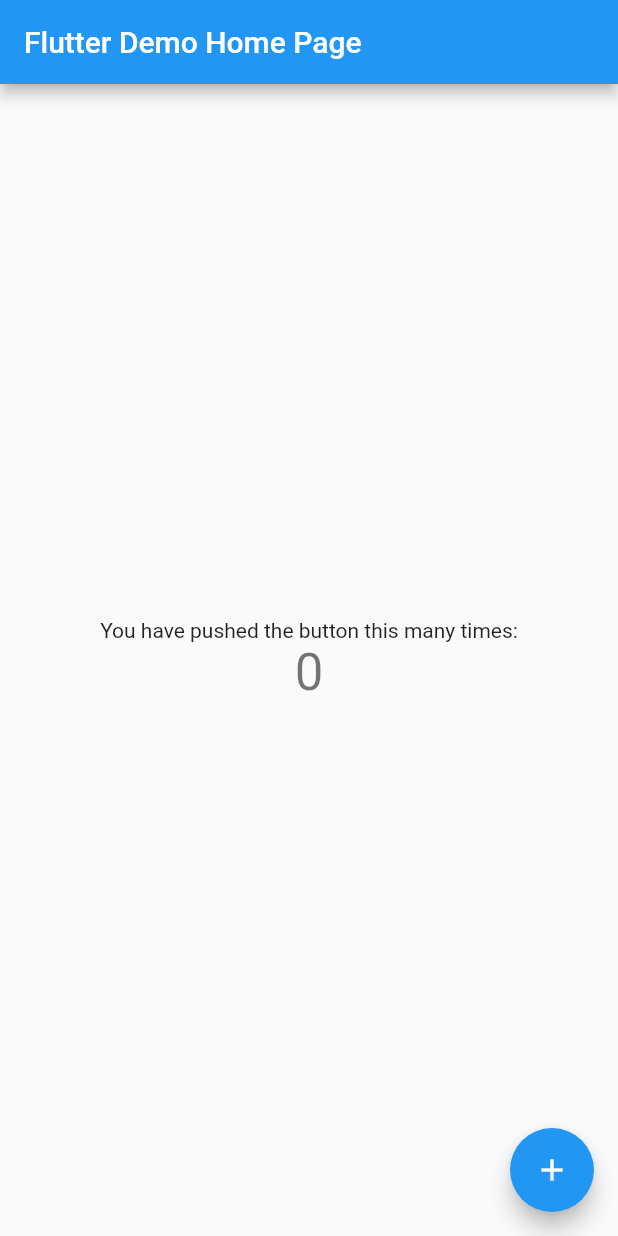
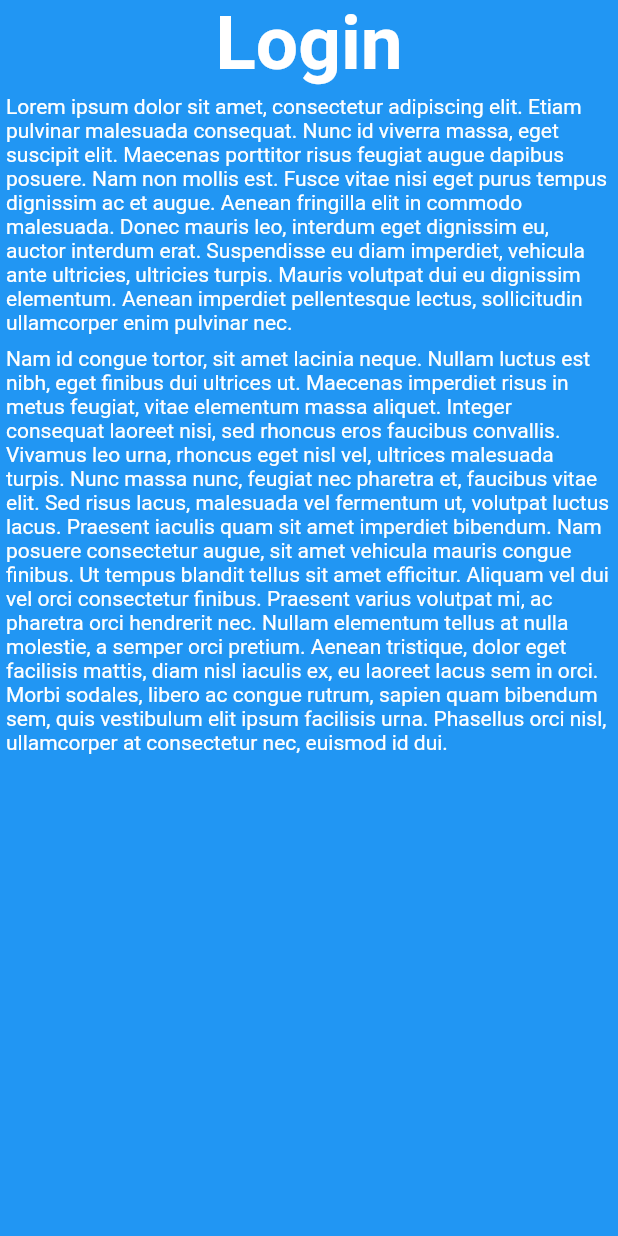
Before and after one commit to bra-alex/Flutter, a Flutter app: the screen it shows after launch, on a phone screen of 412 x 824 dp. Run offline on Flutter 3.47's test engine with Material 2 defaults, Android fonts, the phone set to English and light mode, and no system bars.

Commit message:
Complete assignment

```diff
--- a/assignment/lib/main.dart
+++ b/assignment/lib/main.dart
@@ -1,115 +1,51 @@
 import 'package:flutter/material.dart';
 
 void main() {
-  runApp(const MyApp());
+  runApp(const MaterialApp(
+    home: Assignment(),
+  ));
 }
 
-class MyApp extends StatelessWidget {
-  const MyApp({super.key});
+class Assignment extends StatelessWidget {
+  const Assignment({super.key});
 
-  // This widget is the root of your application.
   @override
   Widget build(BuildContext context) {
-    return MaterialApp(
-      title: 'Flutter Demo',
-      theme: ThemeData(
-        // This is the theme of your application.
-        //
-        // Try running your application with "flutter run". You'll see the
-        // application has a blue toolbar. Then, without quitting the app, try
-        // changing the primarySwatch below to Colors.green and then invoke
-        // "hot reload" (press "r" in the console where you ran "flutter run",
-        // or simply save your changes to "hot reload" in a Flutter IDE).
-        // Notice that the counter didn't reset back to zero; the application
-        // is not restarted.
-        primarySwatch: Colors.blue,
-      ),
-      home: const MyHomePage(title: 'Flutter Demo Home Page'),
+    return Scaffold(
+      backgroundColor: Colors.blue,
+      body: SafeArea(
+          child:
+              Column(crossAxisAlignment: CrossAxisAlignment.start, children: [
+        Row(
+          mainAxisAlignment: MainAxisAlignment.spaceAround,
+          crossAxisAlignment: CrossAxisAlignment.center,
+          children: const [
+            Text(
+              'Login',
+              style: TextStyle(
+                  fontWeight: FontWeight.bold,
+                  fontSize: 50,
+                  color: Colors.white),
+            )
+          ],
+        ),
+        Padding(
+          padding: const EdgeInsets.all(4.0),
+          child: RichText(
+              text: const TextSpan(
+                  text:
+                      'Lorem ipsum dolor sit amet, consectetur adipiscing elit. Etiam pulvinar malesuada consequat. Nunc id viverra massa, eget suscipit elit. Maecenas porttitor risus feugiat augue dapibus posuere. Nam non mollis est. Fusce vitae nisi eget purus tempus dignissim ac et augue. Aenean fringilla elit in commodo malesuada. Donec mauris leo, interdum eget dignissim eu, auctor interdum erat. Suspendisse eu diam imperdiet, vehicula ante ultricies, ultricies turpis. Mauris volutpat dui eu dignissim elementum. Aenean imperdiet pellentesque lectus, sollicitudin ullamcorper enim pulvinar nec.',
+                  style: TextStyle(color: Colors.white, fontSize: 14))),
+        ),
+        Padding(
+          padding: const EdgeInsets.all(4.0),
+          child: RichText(
+              text: const TextSpan(
+                  text:
+                      'Nam id congue tortor, sit amet lacinia neque. Nullam luctus est nibh, eget finibus dui ultrices ut. Maecenas imperdiet risus in metus feugiat, vitae elementum massa aliquet. Integer consequat laoreet nisi, sed rhoncus eros faucibus convallis. Vivamus leo urna, rhoncus eget nisl vel, ultrices malesuada turpis. Nunc massa nunc, feugiat nec pharetra et, faucibus vitae elit. Sed risus lacus, malesuada vel fermentum ut, volutpat luctus lacus. Praesent iaculis quam sit amet imperdiet bibendum. Nam posuere consectetur augue, sit amet vehicula mauris congue finibus. Ut tempus blandit tellus sit amet efficitur. Aliquam vel dui vel orci consectetur finibus. Praesent varius volutpat mi, ac pharetra orci hendrerit nec. Nullam elementum tellus at nulla molestie, a semper orci pretium. Aenean tristique, dolor eget facilisis mattis, diam nisl iaculis ex, eu laoreet lacus sem in orci. Morbi sodales, libero ac congue rutrum, sapien quam bibendum sem, quis vestibulum elit ipsum facilisis urna. Phasellus orci nisl, ullamcorper at consectetur nec, euismod id dui.',
+                  style: TextStyle(color: Colors.white, fontSize: 14))),
+        )
+      ])),
     );
   }
 }
-
-class MyHomePage extends StatefulWidget {
-  const MyHomePage({super.key, required this.title});
-
-  // This widget is the home page of your application. It is stateful, meaning
-  // that it has a State object (defined below) that contains fields that affect
-  // how it looks.
-
-  // This class is the configuration for the state. It holds the values (in this
-  // case the title) provided by the parent (in this case the App widget) and
-  // used by the build method of the State. Fields in a Widget subclass are
-  // always marked "final".
-
-  final String title;
-
-  @override
-  State<MyHomePage> createState() => _MyHomePageState();
-}
-
-class _MyHomePageState extends State<MyHomePage> {
-  int _counter = 0;
-
-  void _incrementCounter() {
-    setState(() {
-      // This call to setState tells the Flutter framework that something has
-      // changed in this State, which causes it to rerun the build method below
-      // so that the display can reflect the updated values. If we changed
-      // _counter without calling setState(), then the build method would not be
-      // called again, and so nothing would appear to happen.
-      _counter++;
-    });
-  }
-
-  @override
-  Widget build(BuildContext context) {
-    // This method is rerun every time setState is called, for instance as done
-    // by the _incrementCounter method above.
-    //
-    // The Flutter framework has been optimized to make rerunning build methods
-    // fast, so that you can just rebuild anything that needs updating rather
-    // than having to individually change instances of widgets.
-    return Scaffold(
-      appBar: AppBar(
-        // Here we take the value from the MyHomePage object that was created by
-        // the App.build method, and use it to set our appbar title.
-        title: Text(widget.title),
-      ),
-      body: Center(
-        // Center is a layout widget. It takes a single child and positions it
-        // in the middle of the parent.
-        child: Column(
-          // Column is also a layout widget. It takes a list of children and
-          // arranges them vertically. By default, it sizes itself to fit its
-          // children horizontally, and tries to be as tall as its parent.
-          //
-          // Invoke "debug painting" (press "p" in the console, choose the
-          // "Toggle Debug Paint" action from the Flutter Inspector in Android
-          // Studio, or the "Toggle Debug Paint" command in Visual Studio Code)
-          // to see the wireframe for each widget.
-          //
-          // Column has various properties to control how it sizes itself and
-          // how it positions its children. Here we use mainAxisAlignment to
-          // center the children vertically; the main axis here is the vertical
-          // axis because Columns are vertical (the cross axis would be
-          // horizontal).
-          mainAxisAlignment: MainAxisAlignment.center,
-          children: <Widget>[
-            const Text(
-              'You have pushed the button this many times:',
-            ),
-            Text(
-              '$_counter',
-              style: Theme.of(context).textTheme.headlineMedium,
-            ),
-          ],
-        ),
-      ),
-      floatingActionButton: FloatingActionButton(
-        onPressed: _incrementCounter,
-        tooltip: 'Increment',
-        child: const Icon(Icons.add),
-      ), // This trailing comma makes auto-formatting nicer for build methods.
-    );
-  }
-}
```
